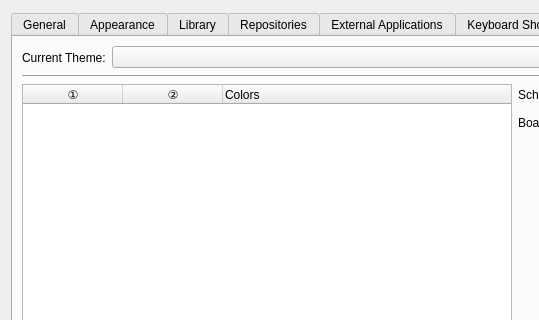
Above: libs/librepcb/editor/workspace/workspacesettingsdialog.ui from LibrePCB/LibrePCB before the change; both pictures show x 0 to 539 and y 0 to 320 of the 704 by 450 pixel window. Below: the same form after it.
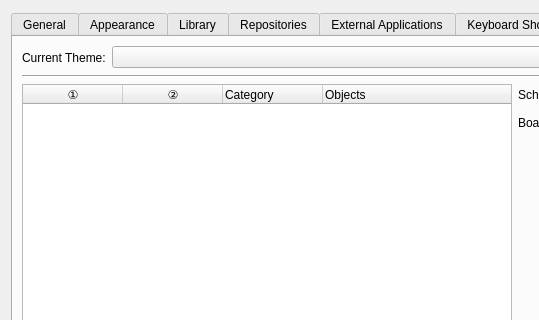
That is the form after the change. The open tabs and pages were chosen to show the change. Icons and pictures are not drawn. Custom widgets are drawn as their Qt base class.

```diff
--- a/libs/librepcb/editor/workspace/workspacesettingsdialog.ui
+++ b/libs/librepcb/editor/workspace/workspacesettingsdialog.ui
@@ -637,8 +637,11 @@
             <bool>false</bool>
            </property>
            <property name="columnCount">
-            <number>3</number>
+            <number>4</number>
            </property>
+           <attribute name="headerMinimumSectionSize">
+            <number>20</number>
+           </attribute>
            <column>
             <property name="text">
              <string notr="true">①</string>
@@ -657,7 +660,12 @@
            </column>
            <column>
             <property name="text">
-             <string>Colors</string>
+             <string>Category</string>
+            </property>
+           </column>
+           <column>
+            <property name="text">
+             <string>Objects</string>
             </property>
            </column>
           </widget>
```
